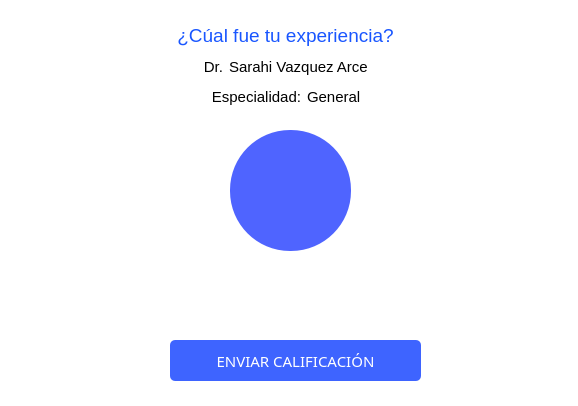
First picture: the form in hospital-Core/Widgets/Paciente/paciente_califica_medico.ui, repository MrDanielG/Hospital-SCRUM, before the edit.
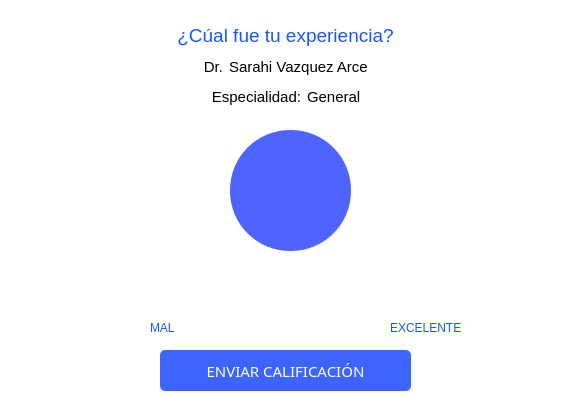
Second picture: the form after the edit. Icons and pictures are not drawn.

The edit to the form file:
```diff
--- a/hospital-Core/Widgets/Paciente/paciente_califica_medico.ui
+++ b/hospital-Core/Widgets/Paciente/paciente_califica_medico.ui
@@ -7,7 +7,7 @@
     <x>0</x>
     <y>0</y>
     <width>578</width>
-    <height>406</height>
+    <height>412</height>
    </rect>
   </property>
   <property name="windowTitle">
@@ -342,8 +342,8 @@
   <widget class="QPushButton" name="btn_enviarCalif">
    <property name="geometry">
     <rect>
-     <x>170</x>
-     <y>340</y>
+     <x>160</x>
+     <y>350</y>
      <width>251</width>
      <height>41</height>
     </rect>
@@ -385,6 +385,48 @@
     <string>ENVIAR CALIFICACIÓN</string>
    </property>
   </widget>
+  <widget class="QLabel" name="label_3">
+   <property name="geometry">
+    <rect>
+     <x>150</x>
+     <y>320</y>
+     <width>31</width>
+     <height>16</height>
+    </rect>
+   </property>
+   <property name="font">
+    <font>
+     <pointsize>9</pointsize>
+    </font>
+   </property>
+   <property name="styleSheet">
+    <string notr="true">color: rgb(25, 86, 255);</string>
+   </property>
+   <property name="text">
+    <string>MAL</string>
+   </property>
+  </widget>
+  <widget class="QLabel" name="label_5">
+   <property name="geometry">
+    <rect>
+     <x>390</x>
+     <y>320</y>
+     <width>71</width>
+     <height>16</height>
+    </rect>
+   </property>
+   <property name="font">
+    <font>
+     <pointsize>9</pointsize>
+    </font>
+   </property>
+   <property name="styleSheet">
+    <string notr="true">color: rgb(25, 86, 255);</string>
+   </property>
+   <property name="text">
+    <string>EXCELENTE</string>
+   </property>
+  </widget>
  </widget>
  <resources/>
  <connections/>
```
Left out of the diff: 14 changed lines with no effect on the pictures.
